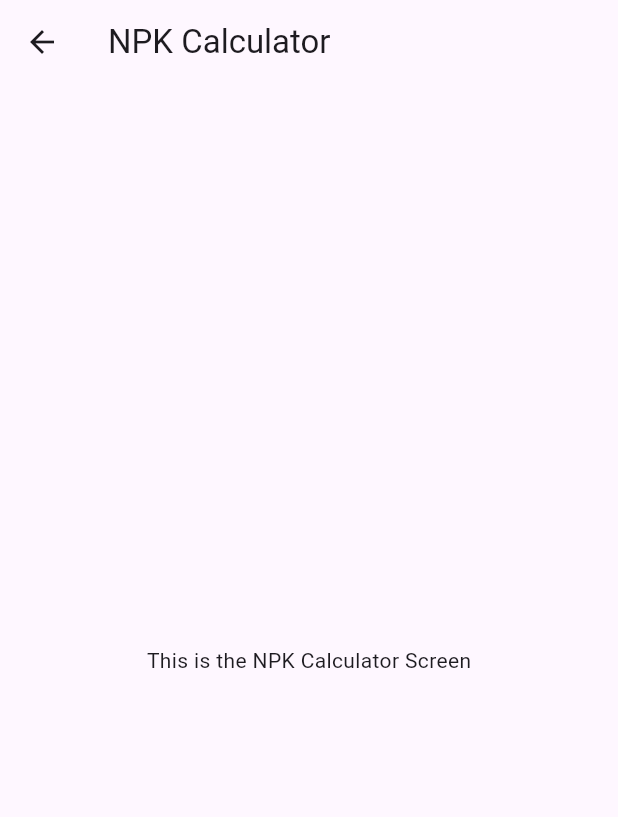
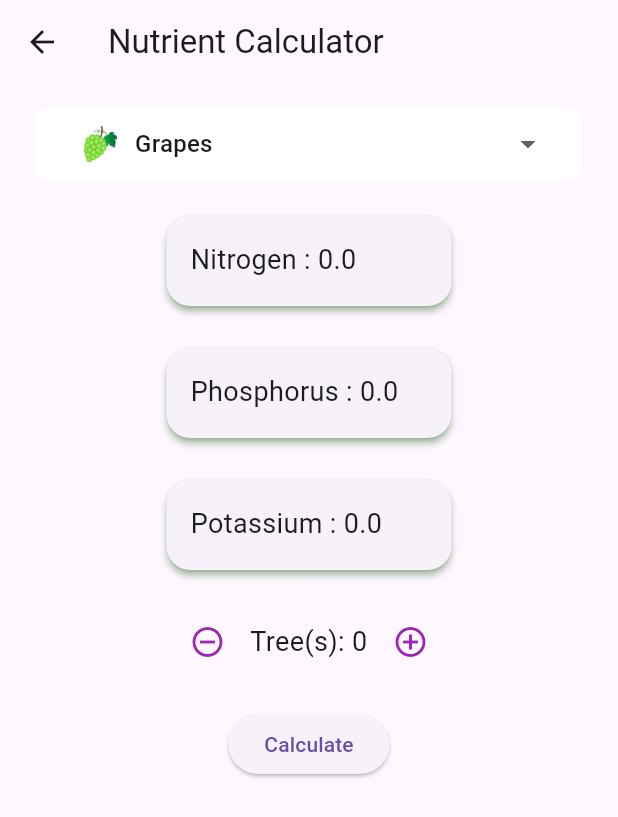
Before and after one commit to Neko01t/krishiv2, a Flutter app: the MiscWidget widget shown alone on an empty page, opened directly, after a tap on "NPK Calculator", on a phone screen of 412 x 824 dp. Shown: the top 817 px of the screen. Run offline on Flutter 3.47's test engine with Material 3 defaults, Android fonts, the phone set to English and light mode, and no system bars; our stand-ins replace camera, carousel_slider, firebase_core, fl_chart, flutter_dotenv, flutter_markdown and 5 more; accounts and stored records are empty; network calls fail.

Commit message:
added NPK calculator

```diff
--- a/lib/screens/expense_calculator_screen.dart
+++ b/lib/screens/expense_calculator_screen.dart
@@ -2,6 +2,8 @@ import 'package:flutter/material.dart';
 import 'package:fl_chart/fl_chart.dart';
 
 class ExpenseScreen extends StatefulWidget {
+  const ExpenseScreen({super.key});
+
   @override
   _ExpenseScreenState createState() => _ExpenseScreenState();
 }
@@ -12,7 +14,8 @@ class _ExpenseScreenState extends State<ExpenseScreen> {
   double expenses = 0.0;
 
   final TextEditingController amountController = TextEditingController();
-  final TextEditingController noteController = TextEditingController(); // Controller for notes
+  final TextEditingController noteController =
+      TextEditingController(); // Controller for notes
 
   String selectedCurrency = "₹";
   List<FlSpot> balanceHistory = [FlSpot(0, 0)];
--- /dev/null
+++ b/lib/screens/nuteriant_calculator_screen.dart
@@ -0,0 +1,231 @@
+import 'package:flutter/material.dart';
+
+class NutrientCalculatorScreen extends StatefulWidget {
+  const NutrientCalculatorScreen({super.key});
+  @override
+  _NutrientCalculatorScreenState createState() =>
+      _NutrientCalculatorScreenState();
+}
+
+class _NutrientCalculatorScreenState extends State<NutrientCalculatorScreen> {
+  int treeCount = 0;
+  String selectedCrop = "Grapes";
+  bool isCalculated = false;
+  double nitrogen = 0, phosphorus = 0, potassium = 0;
+
+  final List<String> treeCrops = ["Mango", "Grapes"];
+  final List<String> bushCrops = [
+    "Tomato",
+  ];
+  final List<String> plantCrops = [
+    "Cabbage",
+    "Cauliflower",
+    "Eggplant",
+    "Potato",
+    "Rice",
+    "Wheat"
+  ];
+
+  final Map<String, Map<String, double>> nutrientValues = {
+    "Cabbage": {"Nitrogen": 90, "Phosphorus": 45, "Potassium": 85},
+    "Cauliflower": {"Nitrogen": 80, "Phosphorus": 40, "Potassium": 75},
+    "Eggplant": {"Nitrogen": 70, "Phosphorus": 35, "Potassium": 65},
+    "Grapes": {"Nitrogen": 50, "Phosphorus": 30, "Potassium": 40},
+    "Mango": {"Nitrogen": 70, "Phosphorus": 40, "Potassium": 50},
+    "Potato": {"Nitrogen": 100, "Phosphorus": 50, "Potassium": 90},
+    "Rice": {"Nitrogen": 120, "Phosphorus": 60, "Potassium": 100},
+    "Tomato": {"Nitrogen": 40, "Phosphorus": 20, "Potassium": 30},
+    "Wheat": {"Nitrogen": 110, "Phosphorus": 55, "Potassium": 95},
+    "Orange": {"Nitrogen": 65, "Phosphorus": 38, "Potassium": 48},
+  };
+
+  final Map<String, String> cropImages = {
+    "Cabbage": "assets/images/cabbag.png",
+    "Cauliflower": "assets/images/Cauliflower.png",
+    "Eggplant": "assets/images/eggplant.png",
+    "Grapes": "assets/images/grapes.png",
+    "Mango": "assets/images/mango.png",
+    "Potato": "assets/images/potato.png",
+    "Rice": "assets/images/rice.png",
+    "Tomato": "assets/images/tomato.png",
+    "Wheat": "assets/images/wheat.png",
+  };
+
+  void calculateNutrients() {
+    setState(() {
+      Map<String, double> nutrients = nutrientValues[selectedCrop] ?? {};
+      nitrogen = (nutrients["Nitrogen"] ?? 0) * treeCount;
+      phosphorus = (nutrients["Phosphorus"] ?? 0) * treeCount;
+      potassium = (nutrients["Potassium"] ?? 0) * treeCount;
+      isCalculated = true;
+    });
+  }
+
+  void incrementTrees() {
+    setState(() {
+      treeCount++;
+    });
+  }
+
+  void decrementTrees() {
+    if (treeCount >= 1) {
+      setState(() {
+        treeCount--;
+      });
+    }
+  }
+
+  @override
+  Widget build(BuildContext context) {
+    bool isTree = treeCrops.contains(selectedCrop);
+    bool isplant = plantCrops.contains(selectedCrop);
+    String cropType = isTree
+        ? "Tree"
+        : isplant
+            ? "Plant"
+            : "Bush";
+
+    return Scaffold(
+      appBar: AppBar(
+        title: const Text("Nutrient Calculator"),
+      ),
+      body: Padding(
+        padding: const EdgeInsets.all(16.0),
+        child: Column(
+          crossAxisAlignment: CrossAxisAlignment.start,
+          children: [
+            Row(
+              children: [
+                const SizedBox(width: 8),
+                Expanded(
+                  child: Container(
+                    decoration: BoxDecoration(
+                      borderRadius: BorderRadius.circular(8),
+                      color: Colors.white, // Optional background color
+                      boxShadow: [
+                        BoxShadow(
+                          color: Colors.grey.withAlpha(2),
+                          spreadRadius: 1,
+                          blurRadius: 5,
+                        ),
+                      ],
+                    ),
+                    padding: EdgeInsets.symmetric(horizontal: 12),
+                    child: DropdownButtonFormField<String>(
+                      value: selectedCrop,
+                      decoration: InputDecoration(
+                        filled: true,
+                        fillColor:
+                            Colors.white, // Background color of dropdown field
+                        border: OutlineInputBorder(
+                          borderRadius:
+                              BorderRadius.circular(12), // Rounded corners
+                          borderSide: BorderSide.none, // Remove default border
+                        ),
+                        contentPadding: EdgeInsets.symmetric(
+                            horizontal: 12, vertical: 10), // Adjust padding
+                      ),
+                      menuMaxHeight: 350, // Maximum height of the dropdown
+                      borderRadius: BorderRadius.circular(
+                          12), // Rounded corners for dropdown items
+                      onChanged: (String? newValue) {
+                        setState(() {
+                          selectedCrop = newValue!;
+                          isCalculated = false;
+                        });
+                      },
+                      items: [...treeCrops, ...bushCrops, ...plantCrops]
+                          .map<DropdownMenuItem<String>>((String crop) {
+                        return DropdownMenuItem<String>(
+                          value: crop,
+                          child: Row(
+                            children: [
+                              Image.asset(
+                                cropImages[crop] ?? "assets/pokeball.png",
+                                width: 30,
+                                height: 30,
+                              ),
+                              SizedBox(width: 8),
+                              Text(
+                                crop,
+                                style: TextStyle(
+                                    fontSize: 16, fontWeight: FontWeight.w500),
+                              ),
+                            ],
+                          ),
+                        );
+                      }).toList(),
+                    ),
+                  ),
+                ),
+                const SizedBox(width: 8),
+              ],
+            ),
+            const SizedBox(height: 20),
+            Column(
+              children: [
+                Center(),
+                _buildNutrientCard("Nitrogen", nitrogen),
+                SizedBox(height: 20),
+                _buildNutrientCard("Phosphorus", phosphorus),
+                SizedBox(height: 20),
+                _buildNutrientCard("Potassium", potassium),
+              ],
+            ),
+            const SizedBox(height: 20),
+            Row(
+              mainAxisAlignment: MainAxisAlignment.center,
+              children: [
+                IconButton(
+                  icon: const Icon(Icons.remove_circle_outline,
+                      color: Colors.purple),
+                  onPressed: decrementTrees,
+                ),
+                Text(
+                  " $cropType(s): $treeCount ",
+                  style: const TextStyle(fontSize: 18),
+                ),
+                IconButton(
+                  icon: const Icon(Icons.add_circle_outline,
+                      color: Colors.purple),
+                  onPressed: incrementTrees,
+                ),
+              ],
+            ),
+            const SizedBox(height: 20),
+            Center(
+              child: ElevatedButton(
+                onPressed: calculateNutrients,
+                child: const Text("Calculate"),
+              ),
+            ),
+          ],
+        ),
+      ),
+    );
+  }
+
+  Widget _buildNutrientCard(String nutrient, double value) {
+    return Tooltip(
+      message: nutrient,
+      child: Card(
+        shadowColor: Color(0xFF63b361),
+        elevation: 2,
+        shape: RoundedRectangleBorder(
+          borderRadius: BorderRadius.circular(16),
+        ),
+        child: SizedBox(
+          height: 60,
+          width: 190,
+          child: Padding(
+            padding: const EdgeInsets.all(16.0),
+            child: Text(
+              "$nutrient : $value",
+              style: const TextStyle(fontSize: 18),
+            ),
+          ),
+        ),
+      ),
+    );
+  }
+}
--- a/lib/screens/profile_screen.dart
+++ b/lib/screens/profile_screen.dart
@@ -147,8 +147,9 @@ class _ProfileScreenState extends State<ProfileScreen> {
               setState(() {
                 isEditing = !isEditing;
               });
-              if (!isEditing)
+              if (!isEditing) {
                 _saveUserData(); // Save changes when exiting edit mode
+              }
             },
           ),
         ],
--- a/lib/widgets/misc_widget.dart
+++ b/lib/widgets/misc_widget.dart
@@ -1,5 +1,6 @@
 import 'package:flutter/material.dart';
 import 'package:krishi/screens/expense_calculator_screen.dart';
+import 'package:krishi/screens/nuteriant_calculator_screen.dart';
 
 class MiscWidget extends StatelessWidget {
   const MiscWidget({super.key});
@@ -12,7 +13,7 @@ class MiscWidget extends StatelessWidget {
         mainAxisAlignment: MainAxisAlignment.spaceBetween,
         children: [
           _buildButton(context, "NPK Calculator", Icons.calculate,
-              const NPKCalculatorScreen()),
+              NutrientCalculatorScreen()),
           _buildButton(context, "Expense Calculator", Icons.attach_money,
               ExpenseScreen()),
         ],
@@ -60,16 +61,16 @@ class MiscWidget extends StatelessWidget {
   }
 }
 
-class NPKCalculatorScreen extends StatelessWidget {
-  const NPKCalculatorScreen({super.key});
+// class NPKCalculatorScreen extends StatelessWidget {
+//   const NPKCalculatorScreen({super.key});
 
-  @override
-  Widget build(BuildContext context) {
-    return Scaffold(
-      appBar: AppBar(title: const Text("NPK Calculator")),
-      body: const Center(
-        child: Text("This is the NPK Calculator Screen"),
-      ),
-    );
-  }
-}
+//   @override
+//   Widget build(BuildContext context) {
+//     return Scaffold(
+//       appBar: AppBar(title: const Text("NPK Calculator")),
+//       body: const Center(
+//         child: Text("This is the NPK Calculator Screen"),
+//       ),
+//     );
+//   }
+// }
```
Also changed, not shown: 1 other file.
